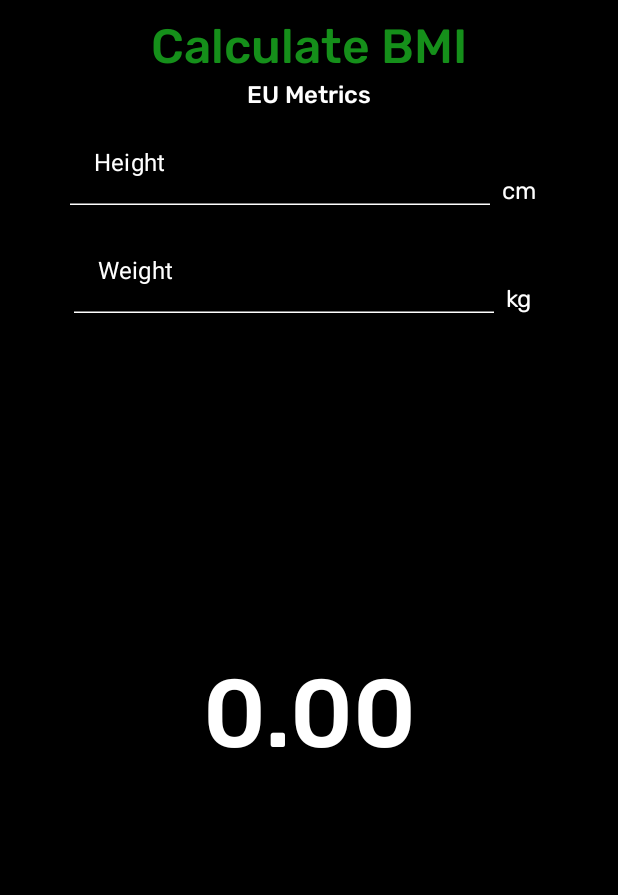
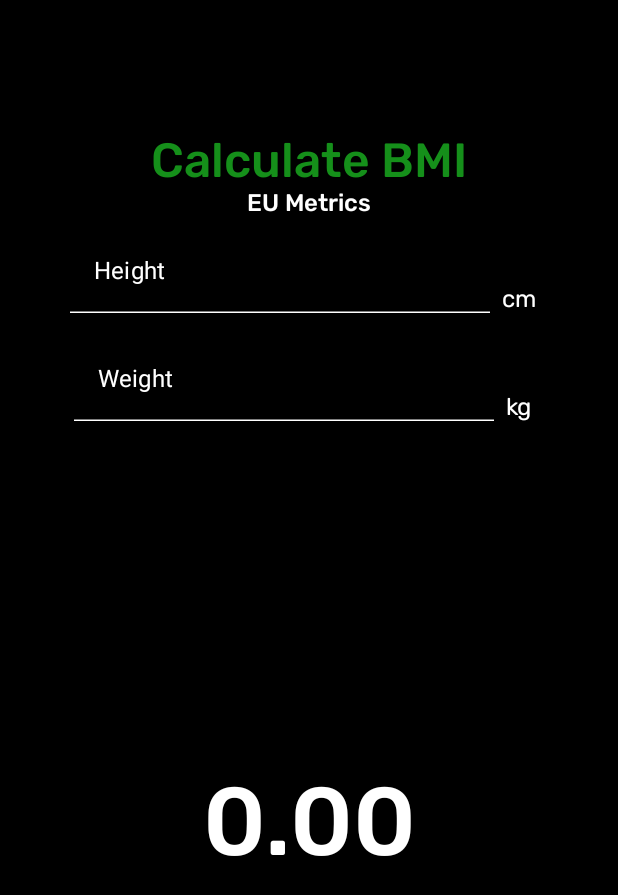
Before and after one commit to arsildo/BMI_Calculator_JetpackCompose, an Android app built with Jetpack Compose: the screen it shows after launch (MainActivity), on a phone screen of 412 x 824 dp. Shown: the top 895 px of the screen. Run offline under Robolectric (Android 15) with nearby library versions, the phone set to English and light mode, and no system bars.

```diff
--- a/app/src/main/java/com/arsildo/bmicalculatorjetpackcompose/MainActivity.kt
+++ b/app/src/main/java/com/arsildo/bmicalculatorjetpackcompose/MainActivity.kt
@@ -3,21 +3,25 @@ package com.arsildo.bmicalculatorjetpackcompose
 import android.os.Bundle
 import androidx.activity.ComponentActivity
 import androidx.activity.compose.setContent
-import androidx.compose.material.MaterialTheme
+import androidx.compose.foundation.layout.fillMaxSize
 import androidx.compose.material.Surface
-import androidx.compose.material.Text
-import androidx.compose.runtime.Composable
-import androidx.compose.ui.text.font.FontWeight
-import com.arsildo.bmicalculatorjetpackcompose.ui.MainActivityScreen
+import androidx.compose.ui.Modifier
+import com.arsildo.bmicalculatorjetpackcompose.ui.Body
 import com.arsildo.bmicalculatorjetpackcompose.ui.theme.BMICalculatorJetpackComposeTheme
+import com.arsildo.bmicalculatorjetpackcompose.ui.theme.Black
 
 class MainActivity : ComponentActivity() {
     override fun onCreate(savedInstanceState: Bundle?) {
         super.onCreate(savedInstanceState)
         setContent {
             BMICalculatorJetpackComposeTheme {
-                // CALLED THE COMPOSABLE HERE ALL RELATED LOGIC IS IN THIS FILE
-                MainActivityScreen()
+                Surface(
+                    modifier = Modifier
+                        .fillMaxSize(),
+                    color =  Black
+                ){
+                    Body()
+                }
             }
         }
     }
--- a/app/src/main/java/com/arsildo/bmicalculatorjetpackcompose/ui/MainActivity.kt
+++ b/app/src/main/java/com/arsildo/bmicalculatorjetpackcompose/ui/BodyComponent.kt
@@ -1,47 +1,24 @@
 package com.arsildo.bmicalculatorjetpackcompose.ui
 
 import android.widget.Toast
-import androidx.compose.foundation.background
 import androidx.compose.foundation.layout.*
-import androidx.compose.foundation.text.KeyboardOptions
 import androidx.compose.material.CircularProgressIndicator
 import androidx.compose.material.Text
-import androidx.compose.material.TextField
-import androidx.compose.material.TextFieldDefaults
 import androidx.compose.runtime.*
-import androidx.compose.ui.Alignment
 import androidx.compose.ui.Alignment.Companion.Center
 import androidx.compose.ui.Alignment.Companion.CenterHorizontally
 import androidx.compose.ui.Modifier
 import androidx.compose.ui.graphics.Color
 import androidx.compose.ui.platform.LocalContext
 import androidx.compose.ui.text.font.FontWeight
-import androidx.compose.ui.text.input.KeyboardType
 import androidx.compose.ui.text.style.TextAlign
 import androidx.compose.ui.unit.dp
 import androidx.compose.ui.unit.sp
 import com.arsildo.bmicalculatorjetpackcompose.ui.theme.*
 
-
-// MAIN AND ONLY SCREEN CHECK OUT RELATED COMMENTS
-
 @Composable
-fun MainActivityScreen() {
-    Box(
-        modifier = Modifier
-            .fillMaxSize() // Fill whole screen
-            .background(Black),
-        contentAlignment = Alignment.TopCenter
-    ) {
-        // Call the Composable Function
-        CalculateBMI()
-    }
-}
-
-@Composable
-fun CalculateBMI() {
+fun Body() {
     // Marked all the changing parts of the app with mutable states
-    val context = LocalContext.current
     var height by remember { mutableStateOf("") }
     var weight by remember { mutableStateOf("") }
     var classification by remember { mutableStateOf("") }
@@ -52,15 +29,11 @@ fun CalculateBMI() {
     }
 
     Column(
-        Modifier.padding(horizontal = 8.dp, vertical = 8.dp),
+        Modifier
+            .padding(horizontal = 8.dp, vertical = 8.dp)
+            .fillMaxWidth(),
         verticalArrangement = Arrangement.Center,
         horizontalAlignment = CenterHorizontally
-    ) {
-        Box(
-            Modifier
-                .padding(vertical = 4.dp)
-                .fillMaxWidth(),
-            contentAlignment = Center
     ) {
         Text(
             text = "Calculate BMI",
@@ -68,14 +41,13 @@ fun CalculateBMI() {
             fontSize = 32.sp,
             fontWeight = FontWeight.Medium,
         )
-        }
         Text(
             text = "EU Metrics",
             color = White,
             fontSize = 16.sp,
             fontWeight = FontWeight.Medium,
         )
-
+        // Custom TextField Component
         TextFieldComponent(
             inputValue = height,
             metric = "cm",
@@ -83,11 +55,6 @@ fun CalculateBMI() {
             onValueChange = {
                 height = it
                 if (height.isEmpty() || weight.isEmpty()) {
-                    Toast.makeText(
-                        context,
-                        "Make sure to fill out everything!",
-                        Toast.LENGTH_SHORT
-                    ).show()
                     classification = ""
                     calculation = 0f
                     progress = 0f
@@ -95,7 +62,7 @@ fun CalculateBMI() {
                     calculation = computeBMI(height, weight)
                     if (calculation < 18.5) {
                         classification = "Underweight"
-                        progress= .1f
+                        progress = .1f
                         classificationColor = Blue
                     } else if (calculation >= 18.5 && calculation < 24.9) {
                         classification = "Healthy"
@@ -111,7 +78,6 @@ fun CalculateBMI() {
                         classificationColor = Red
                     }
                 }
-
             }
         )
         TextFieldComponent(
@@ -121,11 +87,6 @@ fun CalculateBMI() {
             onValueChange = {
                 weight = it
                 if (height.isEmpty() || weight.isEmpty()) {
-                    Toast.makeText(
-                        context,
-                        "Make sure to fill out everything!",
-                        Toast.LENGTH_SHORT
-                    ).show()
                     classification = ""
                     calculation = 0f
                     progress = 0f
@@ -133,7 +94,7 @@ fun CalculateBMI() {
                     calculation = computeBMI(height, weight)
                     if (calculation < 18.5) {
                         classification = "Underweight"
-                        progress= .1f
+                        progress = .1f
                         classificationColor = Blue
                     } else if (calculation >= 18.5 && calculation < 24.9) {
                         classification = "Healthy"
--- a/app/src/main/java/com/arsildo/bmicalculatorjetpackcompose/ui/TextFieldComponent.kt
+++ b/app/src/main/java/com/arsildo/bmicalculatorjetpackcompose/ui/TextFieldComponent.kt
@@ -1,7 +1,5 @@
 package com.arsildo.bmicalculatorjetpackcompose.ui
 
-import android.content.Context
-import android.widget.Toast
 import androidx.compose.foundation.layout.Arrangement
 import androidx.compose.foundation.layout.Row
 import androidx.compose.foundation.layout.fillMaxWidth
```
Lines whose indentation alone changed are shown as unchanged.
